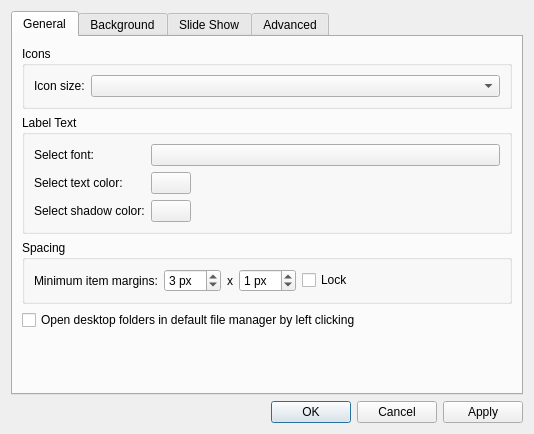
deepin-community/pcmanfm-qt, file pcmanfm/desktop-preferences.ui: the form before one commit.
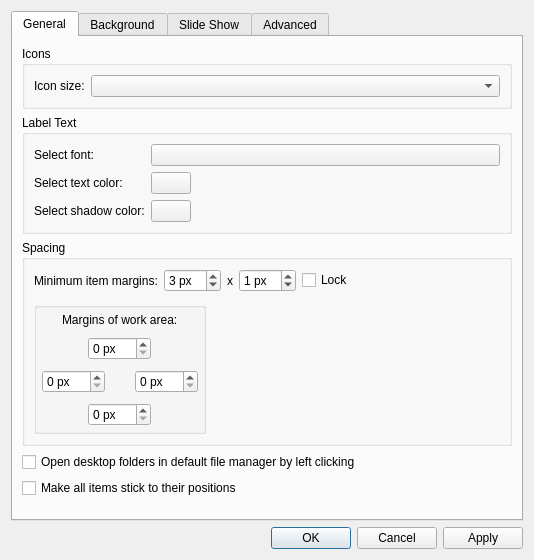
The form after the commit. Icons and pictures are not drawn. Custom widgets are drawn as their Qt base class.

Patch:
```diff
--- a/pcmanfm/desktop-preferences.ui
+++ b/pcmanfm/desktop-preferences.ui
@@ -136,6 +136,9 @@
           <string>Spacing</string>
          </property>
          <layout class="QGridLayout" name="gridLayout_3">
+          <property name="verticalSpacing">
+           <number>10</number>
+          </property>
           <item row="0" column="0">
            <widget class="QLabel" name="label_7">
             <property name="text">
@@ -203,6 +206,94 @@
             </property>
            </spacer>
           </item>
+          <item row="1" column="0" colspan="6" alignment="Qt::AlignLeft">
+           <widget class="QGroupBox" name="groupBox_7">
+            <layout class="QVBoxLayout" name="verticalLayout_6">
+             <property name="spacing">
+              <number>10</number>
+             </property>
+             <property name="leftMargin">
+              <number>5</number>
+             </property>
+             <property name="topMargin">
+              <number>5</number>
+             </property>
+             <property name="rightMargin">
+              <number>5</number>
+             </property>
+             <property name="bottomMargin">
+              <number>5</number>
+             </property>
+             <item alignment="Qt::AlignHCenter">
+              <widget class="QLabel" name="label_13">
+               <property name="text">
+                <string>Margins of work area:</string>
+               </property>
+              </widget>
+             </item>
+             <item alignment="Qt::AlignHCenter">
+              <widget class="QSpinBox" name="topMargin">
+               <property name="suffix">
+                <string> px</string>
+               </property>
+               <property name="maximum">
+                <number>200</number>
+               </property>
+              </widget>
+             </item>
+             <item>
+              <layout class="QHBoxLayout" name="horizontalLayout_2">
+               <item>
+                <widget class="QSpinBox" name="leftMargin">
+                 <property name="suffix">
+                  <string> px</string>
+                 </property>
+                 <property name="maximum">
+                  <number>200</number>
+                 </property>
+                </widget>
+               </item>
+               <item>
+                <spacer name="horizontalSpacer_4">
+                 <property name="orientation">
+                  <enum>Qt::Horizontal</enum>
+                 </property>
+                 <property name="sizeType">
+                  <enum>QSizePolicy::MinimumExpanding</enum>
+                 </property>
+                 <property name="sizeHint" stdset="0">
+                  <size>
+                   <width>20</width>
+                   <height>5</height>
+                  </size>
+                 </property>
+                </spacer>
+               </item>
+               <item>
+                <widget class="QSpinBox" name="rightMargin">
+                 <property name="suffix">
+                  <string> px</string>
+                 </property>
+                 <property name="maximum">
+                  <number>200</number>
+                 </property>
+                </widget>
+               </item>
+              </layout>
+             </item>
+             <item alignment="Qt::AlignHCenter">
+              <widget class="QSpinBox" name="bottomMargin">
+               <property name="suffix">
+                <string> px</string>
+               </property>
+               <property name="maximum">
+                <number>200</number>
+               </property>
+              </widget>
+             </item>
+            </layout>
+           </widget>
+          </item>
          </layout>
         </widget>
        </item>
@@ -217,6 +308,13 @@
          </property>
         </widget>
        </item>
+       <item>
+        <widget class="QCheckBox" name="allSticky">
+         <property name="text">
+          <string>Make all items stick to their positions</string>
+         </property>
+        </widget>
+       </item>
        <item>
         <spacer name="verticalSpacer_2">
          <property name="orientation">
```
Left out of the diff: 18 changed lines with no effect on the pictures.
